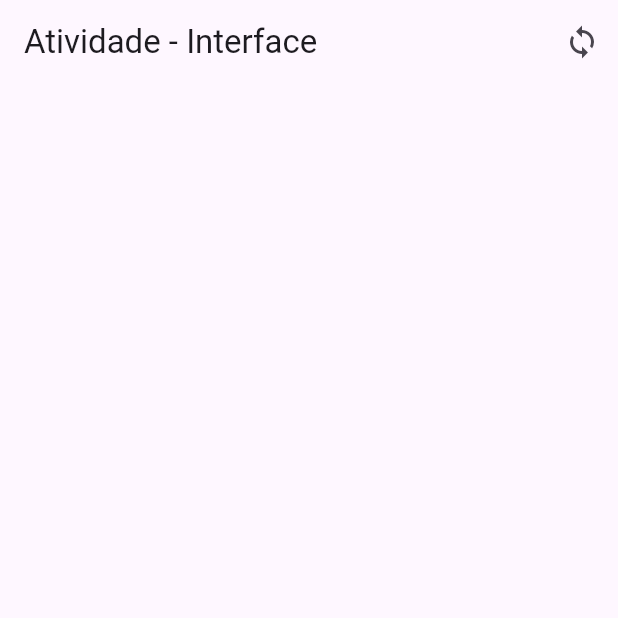
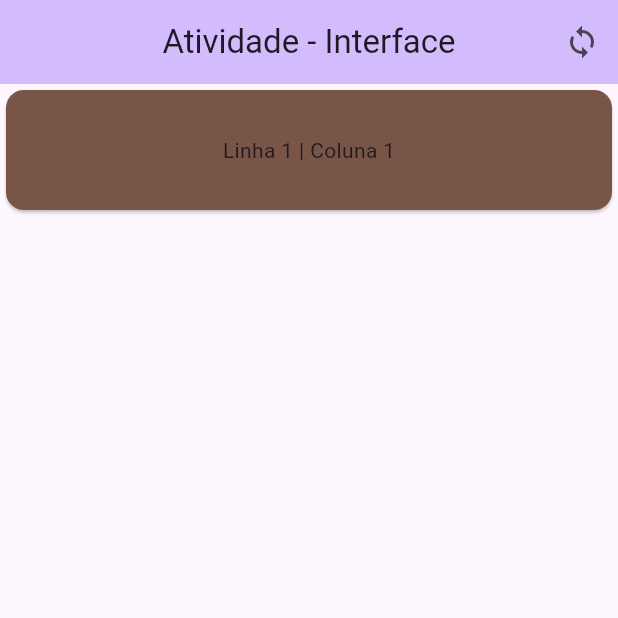
Before and after one commit to GiovaniMarcarini/Flutter-Interface-SINF7NA, a Flutter app: the screen it shows after launch, on a phone screen of 412 x 824 dp, the top half of it. Run offline on Flutter 3.47's test engine with Material 3 defaults, Android fonts, the phone set to English and light mode, and no system bars.

Commit message:
Body - Card 1

```diff
--- a/lib/pages/home_page.dart
+++ b/lib/pages/home_page.dart
@@ -1,3 +1,5 @@
+
+import 'dart:math';
 
 import 'package:flutter/material.dart';
 
@@ -14,13 +16,15 @@ class _HomePageState extends State<HomePage>{
   Widget build(BuildContext context){
     return Scaffold(
       appBar: _criarAppBar(),
-      body: Container()//_criarbody(),
+      body: _criarbody(),
     );
   }
 
   AppBar _criarAppBar(){
     return AppBar(
+      backgroundColor: Theme.of(context).colorScheme.inversePrimary,
       title: Text('Atividade - Interface'),
+      centerTitle: true,
       actions: [
         IconButton(
             onPressed: () {},
@@ -31,4 +35,27 @@ class _HomePageState extends State<HomePage>{
     );
   }
 
+  Widget _criarbody() {
+    return Column(
+      children: [
+        Row(
+          children: [
+            Expanded(
+                child: Card(
+                  color: Colors.primaries[Random().
+                  nextInt(Colors.primaries.length)],
+                  child: SizedBox(
+                    height: 80,
+                    child: Center(
+                      child: Text('Linha 1 | Coluna 1'),
+                    ),
+                  ),
+                )
+            )
+          ],
+        )
+      ],
+    );
+  }
+
 }
```
